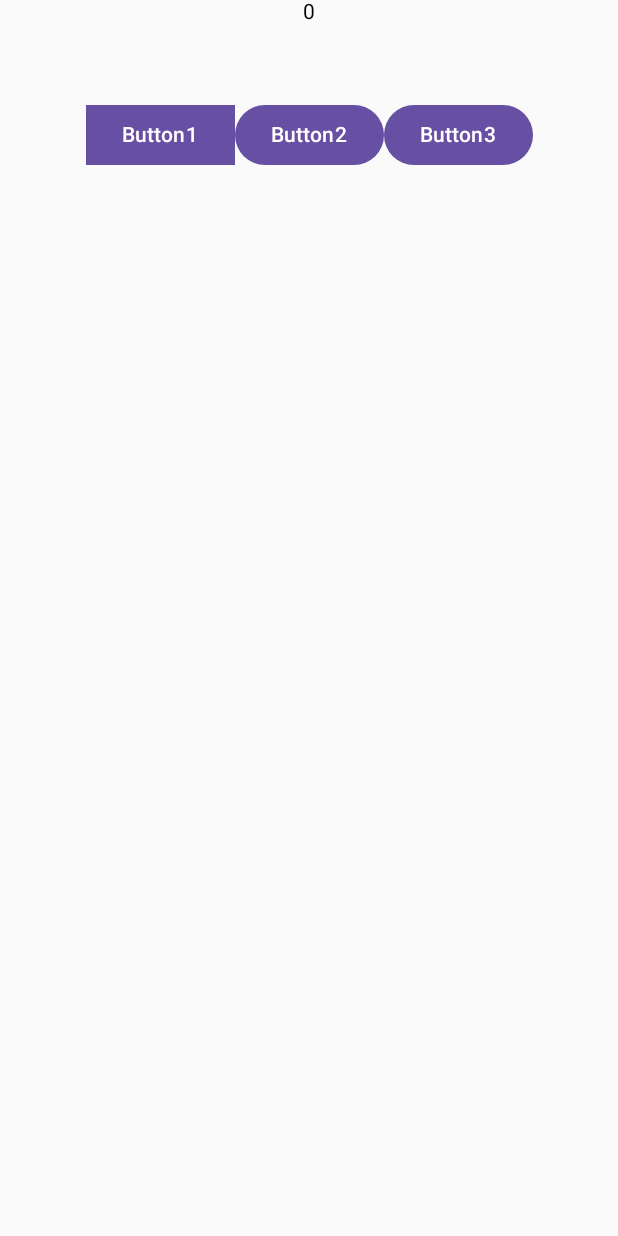
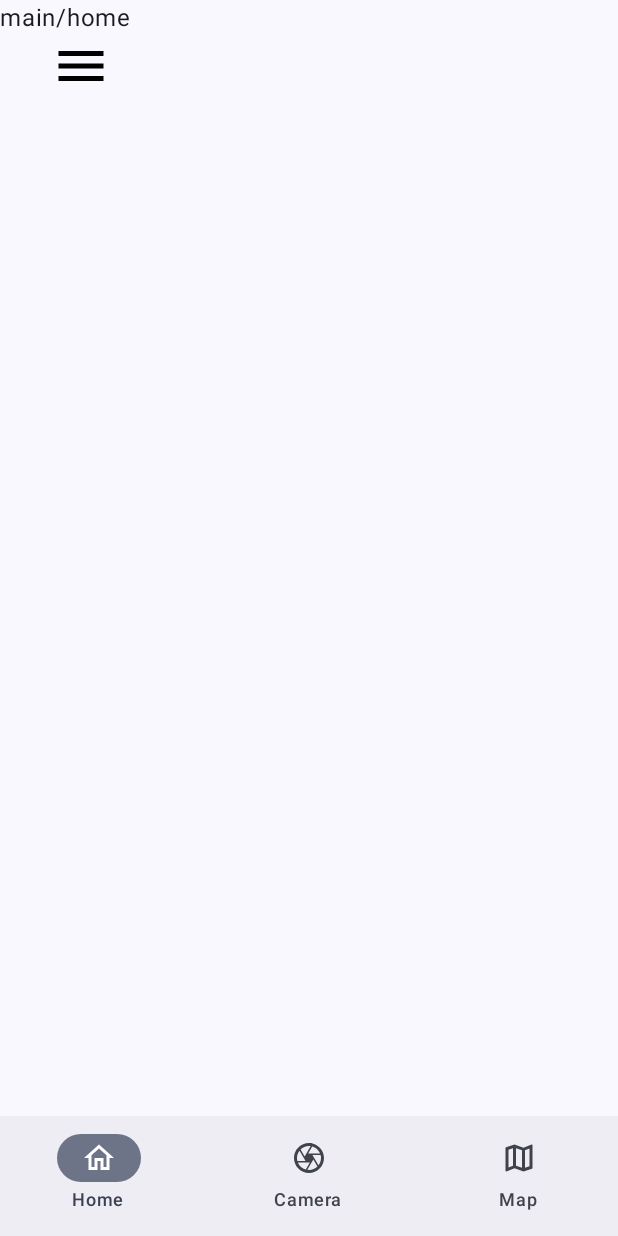
Before and after one commit to OMOCHInoHOSHI/example2_jet, an Android app built with Jetpack Compose: the screen it shows after launch (MainActivity), on a phone screen of 412 x 824 dp. Run offline under Robolectric (Android 15) with nearby library versions, the phone set to English and light mode, and no system bars.

Commit message:
基本的なUIの実装 アイコンの依存関係をgradle.kts(app)に追加

```diff
--- a/app/build.gradle.kts
+++ b/app/build.gradle.kts
@@ -87,6 +87,8 @@ dependencies {
     implementation(libs.androidx.ui.graphics)
     implementation(libs.androidx.ui.tooling.preview)
     implementation(libs.androidx.material3)
+    implementation(libs.androidx.navigation.runtime.ktx)
+    implementation(libs.androidx.navigation.compose)
     testImplementation(libs.junit)
     androidTestImplementation(libs.androidx.junit)
     androidTestImplementation(libs.androidx.espresso.core)
@@ -94,4 +96,5 @@ dependencies {
     androidTestImplementation(libs.androidx.ui.test.junit4)
     debugImplementation(libs.androidx.ui.tooling)
     debugImplementation(libs.androidx.ui.test.manifest)
+    implementation("androidx.compose.material:material-icons-extended:1.7.4")
 }
--- /dev/null
+++ b/app/src/main/java/com/example/example2_jet/HomeScreen.kt
@@ -0,0 +1,206 @@
+package com.example.example2_jet
+
+import androidx.compose.foundation.layout.Box
+import androidx.compose.foundation.layout.fillMaxSize
+import androidx.compose.foundation.layout.height
+import androidx.compose.foundation.layout.padding
+import androidx.compose.foundation.layout.width
+import androidx.compose.material.icons.Icons
+import androidx.compose.material.icons.filled.Menu
+import androidx.compose.material.icons.*
+import androidx.compose.material.icons.outlined.Camera
+import androidx.compose.material.icons.outlined.Home
+import androidx.compose.material.icons.outlined.Map
+import androidx.compose.material3.DismissibleDrawerSheet
+import androidx.compose.material3.DrawerState
+import androidx.compose.material3.DrawerValue
+import androidx.compose.material3.ExperimentalMaterial3Api
+import androidx.compose.material3.Icon
+import androidx.compose.material3.IconButton
+import androidx.compose.material3.ModalNavigationDrawer
+import androidx.compose.material3.NavigationBar
+import androidx.compose.material3.NavigationBarItem
+import androidx.compose.material3.NavigationDrawerItem
+import androidx.compose.material3.Scaffold
+import androidx.compose.material3.Text
+import androidx.compose.runtime.Composable
+import androidx.compose.runtime.getValue
+import androidx.compose.runtime.mutableStateOf
+import androidx.compose.runtime.remember
+import androidx.compose.runtime.setValue
+import androidx.compose.ui.Modifier
+import androidx.compose.ui.graphics.Color
+import androidx.compose.ui.graphics.vector.ImageVector
+import androidx.compose.ui.tooling.preview.Preview
+import androidx.compose.ui.unit.dp
+import androidx.navigation.NavGraphBuilder
+import androidx.navigation.compose.NavHost
+import androidx.navigation.compose.composable
+import androidx.navigation.compose.currentBackStackEntryAsState
+import androidx.navigation.compose.rememberNavController
+import androidx.navigation.navigation
+import com.example.example2_jet.ui.theme.Example2_JetTheme
+
+enum class MainScreenTab(
+    val id: String,
+    val icon: ImageVector,
+    val label: String
+) {
+    Home(
+        id = "main/home",
+        icon = Icons.Outlined.Home,
+        label = "Home"
+    ),
+    List(
+        id = "main/camera",
+        icon = Icons.Outlined.Camera,
+        label = "Camera"
+    ),
+    Settings(
+        id = "main/map",
+        icon = Icons.Outlined.Map,
+        label = "Map"
+    )
+}
+
+//レイアウトはここに追加していく
+@OptIn(ExperimentalMaterial3Api::class)
+@Composable
+fun MainScreen() {
+    var drawerState by remember { mutableStateOf(DrawerState(initialValue = DrawerValue.Closed)) }
+    val nestedNavController = rememberNavController()
+    val navBackStackEntry by nestedNavController.currentBackStackEntryAsState()
+    val currentTab = navBackStackEntry?.destination?.route
+    Scaffold(
+        //ドロワーメニュー----------------------------------------------------------------------
+        topBar = {
+            ModalNavigationDrawer(
+                drawerState = drawerState,
+                drawerContent = {
+                    DismissibleDrawerSheet(
+                        modifier = Modifier.width(200.dp)
+                    ) {
+                        Text(text = "ナビゲーションドロワー")
+                        MainScreenTab.entries.forEachIndexed { index, item ->
+                            NavigationDrawerItem(
+                                icon = { Icon(item.icon, contentDescription = item.label) },
+                                label = { Text(item.label) },
+                                selected = currentTab == item.id,
+                                onClick = {
+                                    //デバッグ用
+                                    //println(item.id)
+                                    nestedNavController.navigate(item.id)
+                                }
+                            )
+                        }
+                    }
+                },
+            )
+            {
+                Box(
+                    modifier = Modifier
+                        .fillMaxSize()
+                ) {
+                    NavHost(
+                        navController = nestedNavController,
+                        startDestination = "main/home",
+                        modifier = Modifier,
+                    ) {
+                        //デバッグ用
+                        println("check")
+
+                        screenMode()
+                    }
+                    //ドロワーメニューのアイコン----------------------------------------
+                    IconButton(
+                        modifier = Modifier.padding(start = 30.dp, top = 20.dp, end = 20.dp),
+                        onClick = { drawerState = DrawerState(initialValue = DrawerValue.Open) }
+                    ) {
+                        Icon(
+                            imageVector = Icons.Filled.Menu,
+                            contentDescription = null,
+                            tint = Color.Black,
+                            modifier = Modifier
+                                .height(60.dp)
+                                .width(60.dp)
+                        )
+                    }
+                    //ドロワーメニューのアイコン----------------------------------------
+                }
+            }
+        },
+        //ドロワーメニュー----------------------------------------------------------------------
+        //ナビゲーションバー--------------------------------------------------------------------
+        bottomBar = {
+            NavigationBar {
+                MainScreenTab.entries.forEachIndexed { index, item ->
+                    NavigationBarItem(
+                        icon = { Icon(item.icon, contentDescription = item.label) },
+                        label = { Text(item.label) },
+                        selected = currentTab == item.id,
+                        onClick = {
+                            //デバッグ用
+                            println(item.id)
+
+                            nestedNavController.navigate(item.id)
+                        }
+                    )
+                }
+            }
+        },
+        //ナビゲーションバー--------------------------------------------------------------------
+    ) {
+        Box(modifier = Modifier.padding(it)) {
+            NavHost(
+                navController = nestedNavController,
+                startDestination = "main/home",
+                modifier = Modifier,
+            ) {
+                screenMode()
+            }
+        }
+    }
+}
+
+
+fun NavGraphBuilder.mainScreen() {
+    navigation(route = "main", startDestination = "main/entry") {
+        composable("main/entry") {
+            MainScreen()
+        }
+    }
+}
+
+//各画面の処理------------------------------------------------
+fun NavGraphBuilder.screenMode(){
+    composable("main/home") {
+
+
+        //デバッグ用
+        Text("main/home")
+        println("home")
+    }
+    composable("main/camera") {
+
+
+        //デバッグ用
+        Text("main/camera")
+        println("Camera")
+    }
+    composable("main/map") {
+
+
+        //デバッグ用
+        Text("main/map")
+        println("map")
+    }
+}
+//各画面の処理------------------------------------------------
+
+@Preview(showBackground = true)
+@Composable
+fun MainScreenPreview() {
+    Example2_JetTheme {
+        MainScreen()
+    }
+}
--- a/app/src/main/java/com/example/example2_jet/MainActivity.kt
+++ b/app/src/main/java/com/example/example2_jet/MainActivity.kt
@@ -1,135 +1,64 @@
 package com.example.example2_jet
 
 import android.os.Bundle
-import android.util.Log
 import androidx.activity.ComponentActivity
 import androidx.activity.compose.setContent
-import androidx.activity.enableEdgeToEdge
+import androidx.compose.foundation.layout.Box
 import androidx.compose.foundation.layout.fillMaxSize
 import androidx.compose.foundation.layout.padding
-import androidx.compose.material3.Scaffold
-import androidx.compose.material3.Text
+import androidx.compose.material3.ExperimentalMaterial3Api
+import androidx.compose.material3.MaterialTheme
+import androidx.compose.material3.Surface
 import androidx.compose.runtime.Composable
 import androidx.compose.ui.Modifier
 import androidx.compose.ui.tooling.preview.Preview
-import com.chaquo.python.Python
+import androidx.compose.ui.unit.dp
+import androidx.navigation.NavHost
+import androidx.navigation.NavHostController
+import androidx.navigation.compose.NavHost
+import androidx.navigation.compose.rememberNavController
 import com.example.example2_jet.ui.theme.Example2_JetTheme
-import androidx.compose.*
-import androidx.compose.foundation.background
-import androidx.compose.foundation.layout.*
-import androidx.compose.foundation.layout.offset
-import androidx.compose.foundation.shape.RoundedCornerShape
-import androidx.compose.material3.Button
-import androidx.compose.runtime.getValue
-import androidx.compose.runtime.mutableStateOf
-import androidx.compose.runtime.remember
-import androidx.compose.runtime.setValue
-import androidx.compose.ui.Alignment
-import androidx.compose.ui.graphics.Color
-import androidx.compose.ui.unit.dp
 
 class MainActivity : ComponentActivity() {
     override fun onCreate(savedInstanceState: Bundle?) {
         super.onCreate(savedInstanceState)
-        //enableEdgeToEdge()
-
-        // Pythonにより追加
-        val py = Python.getInstance()
-        val module = py.getModule("jikken")
-        val tex1 = module.callAttr("hello_world")
-        println(tex1)
-        //ここもとりあえずいらない(?)
-        //enableEdgeToEdge()
         setContent {
             Example2_JetTheme {
-//                Scaffold(modifier = Modifier.fillMaxSize()) { innerPadding ->
-//                    Greeting(
-//                        // Pythonにより変更
-//                        print_py = module.toString(),
-//                        modifier = Modifier.padding(innerPadding)
-//                    )
-//                }
+                Surface(
+                    modifier = Modifier.fillMaxSize(),
+                    color = MaterialTheme.colorScheme.background
+                ) {
+                    DRAWER()
+                }
             }
-            //とりあえずこの辺空にしてAppScreen()作った方が楽
-            AppScreen()
         }
+    }
+}
 
+@OptIn(ExperimentalMaterial3Api::class)
+@Composable
+fun DRAWER(
+    modifier: Modifier = Modifier
+        .padding(top = 20.dp, start = 30.dp) ,
+    navController: NavHostController = rememberNavController(),
+    startDestination: String = "main" // mainに変更
+) {
+    Box(
+        modifier = Modifier
+            .fillMaxSize()
+    ) {
+        NavHost(navController = navController, startDestination = startDestination) {
+            mainScreen() // 先程の拡張関数 mainScreenを呼び出す
+        }
     }
 }
 
 
-// Pythonにより変更
-//メインで書くところ
-@Composable
-//fun Greeting(print_py: String, modifier: Modifier = Modifier) {
-//    Text(
-//        text = "$print_py!",
-//        modifier = modifier
-//    )
-//}
-fun AppScreen(){
-    //Columnは縦置き、
-    Column(
-        modifier = Modifier.fillMaxSize(),
-        horizontalAlignment = Alignment.CenterHorizontally
-    )
-    {
-        var count by remember { /*mutableStateOfは値の変更を監視する為のもの*/mutableStateOf(0) }
-        Text(
-            text="$count"
-        )
-        Row{
-            Button(
-                //コンマを忘れずに書く↓
-                onClick={count++},
-                //ボタンを四角にする
-                shape =  RoundedCornerShape(0.dp),
-                //↓位置調整(Modifierの中身はコンマいらない)
-                modifier=Modifier
-                    .offset(x=0.dp,y=50.dp)
-            )
-            {
-                //処理
-                Text(text="Button1")
-            }
-            Button(
-                //コンマを忘れずに書く↓
-                onClick={count++},
-                //↓位置調整
-                modifier=Modifier.offset(x=0.dp,y=50.dp),
-            )
-            {
-                Text(text="Button2")
-            }
-            Button(
-                //コンマを忘れずに書く↓
-                onClick={count++},
-                //↓位置調整
-                modifier=Modifier.offset(x=0.dp,y=50.dp),
-            )
-            {
-                Text(text="Button3")
-            }
-        }
 
-    }
-
-}
-
-//元あったやつは消す
-//fun Greeting(name: String, modifier: Modifier = Modifier) {
-//    Text(
-//        text = "Hello $name!",
-//        modifier = modifier
-//    )
-//}
-//
-
-//ここはプレビューの表示に関わるところ(中身をAppScreen()に変える)
 @Preview(showBackground = true)
 @Composable
 fun GreetingPreview() {
-    Example2_JetTheme() {
-        AppScreen()
+    Example2_JetTheme {
+        DRAWER()
     }
 }
--- a/gradle/libs.versions.toml
+++ b/gradle/libs.versions.toml
@@ -8,6 +8,8 @@ espressoCore = "3.6.1"
 lifecycleRuntimeKtx = "2.8.6"
 activityCompose = "1.9.2"
 composeBom = "2024.04.01"
+navigationRuntimeKtx = "2.8.3"
+navigationCompose = "2.8.3"
 
 [libraries]
 androidx-core-ktx = { group = "androidx.core", name = "core-ktx", version.ref = "coreKtx" }
@@ -24,6 +26,8 @@ androidx-ui-tooling-preview = { group = "androidx.compose.ui", name = "ui-toolin
 androidx-ui-test-manifest = { group = "androidx.compose.ui", name = "ui-test-manifest" }
 androidx-ui-test-junit4 = { group = "androidx.compose.ui", name = "ui-test-junit4" }
 androidx-material3 = { group = "androidx.compose.material3", name = "material3" }
+androidx-navigation-runtime-ktx = { group = "androidx.navigation", name = "navigation-runtime-ktx", version.ref = "navigationRuntimeKtx" }
+androidx-navigation-compose = { group = "androidx.navigation", name = "navigation-compose", version.ref = "navigationCompose" }
 
 [plugins]
 android-application = { id = "com.android.application", version.ref = "agp" }
```
